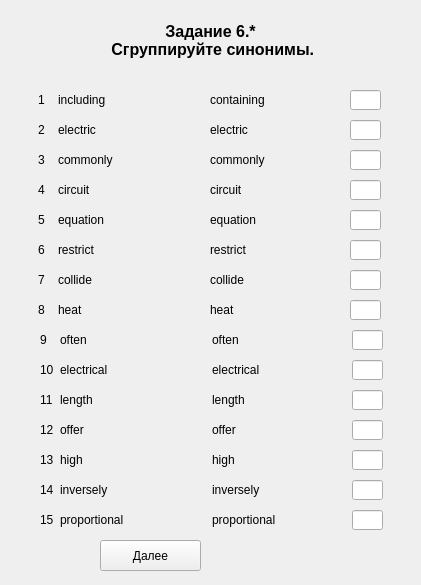
This is server/UI/variant_1/zadanie6_part1_var1.ui in Scykorr/dmitr_client_serv_test as Qt 5 draws it before an edit. The edited form follows.
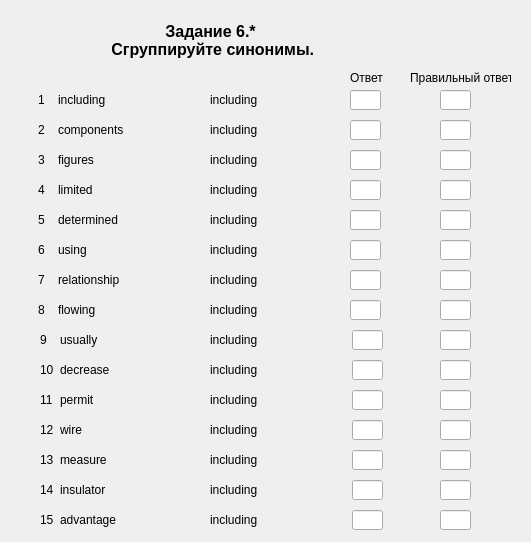
This is the edited form.

Commit message: add task6var1part1 for check

What changed in the file:
```diff
--- a/server/UI/variant_1/zadanie6_part1_var1.ui
+++ b/server/UI/variant_1/zadanie6_part1_var1.ui
@@ -6,8 +6,8 @@
    <rect>
     <x>0</x>
     <y>0</y>
-    <width>421</width>
-    <height>585</height>
+    <width>531</width>
+    <height>542</height>
    </rect>
   </property>
   <property name="windowTitle">
@@ -77,7 +77,7 @@
     </rect>
    </property>
    <property name="text">
-    <string>equation</string>
+    <string>determined</string>
    </property>
   </widget>
   <widget class="QLineEdit" name="lineEdit_answer_10">
@@ -113,19 +113,6 @@
     </rect>
    </property>
   </widget>
-  <widget class="QPushButton" name="pushButton_answer">
-   <property name="geometry">
-    <rect>
-     <x>100</x>
-     <y>540</y>
-     <width>101</width>
-     <height>31</height>
-    </rect>
-   </property>
-   <property name="text">
-    <string>Далее</string>
-   </property>
-  </widget>
   <widget class="QLabel" name="label_number_15">
    <property name="geometry">
     <rect>
@@ -172,7 +159,7 @@
     </rect>
    </property>
    <property name="text">
-    <string>often</string>
+    <string>usually</string>
    </property>
   </widget>
   <widget class="QLabel" name="label_number_1">
@@ -221,7 +208,7 @@
     </rect>
    </property>
    <property name="text">
-    <string>inversely</string>
+    <string>insulator</string>
    </property>
   </widget>
   <widget class="QLineEdit" name="lineEdit_answer_8">
@@ -270,7 +257,7 @@
     </rect>
    </property>
    <property name="text">
-    <string>commonly</string>
+    <string>figures</string>
    </property>
   </widget>
   <widget class="QLabel" name="label_word_4">
@@ -283,7 +270,7 @@
     </rect>
    </property>
    <property name="text">
-    <string>circuit</string>
+    <string>limited</string>
    </property>
   </widget>
   <widget class="QLabel" name="label_word_13">
@@ -296,7 +283,7 @@
     </rect>
    </property>
    <property name="text">
-    <string>high</string>
+    <string>measure</string>
    </property>
   </widget>
   <widget class="QLineEdit" name="lineEdit_answer_9">
@@ -345,7 +332,7 @@
     </rect>
    </property>
    <property name="text">
-    <string>heat</string>
+    <string>flowing</string>
    </property>
   </widget>
   <widget class="QLabel" name="label_word_7">
@@ -358,7 +345,7 @@
     </rect>
    </property>
    <property name="text">
-    <string>collide</string>
+    <string>relationship</string>
    </property>
   </widget>
   <widget class="QLabel" name="label_word_10">
@@ -371,7 +358,7 @@
     </rect>
    </property>
    <property name="text">
-    <string>electrical</string>
+    <string>decrease</string>
    </property>
   </widget>
   <widget class="QLabel" name="label_word_2">
@@ -384,7 +371,7 @@
     </rect>
    </property>
    <property name="text">
-    <string>electric</string>
+    <string>components</string>
    </property>
   </widget>
   <widget class="QLineEdit" name="lineEdit_answer_4">
@@ -427,7 +414,7 @@
     </rect>
    </property>
    <property name="text">
-    <string>proportional</string>
+    <string>advantage</string>
    </property>
   </widget>
   <widget class="QLabel" name="label_number_6">
@@ -476,7 +463,7 @@
     </rect>
    </property>
    <property name="text">
-    <string>offer</string>
+    <string>wire</string>
    </property>
   </widget>
   <widget class="QLabel" name="label_number_13">
@@ -574,7 +561,7 @@
     </rect>
    </property>
    <property name="text">
-    <string>restrict</string>
+    <string>using</string>
    </property>
   </widget>
   <widget class="QLabel" name="label_word_11">
@@ -587,7 +574,7 @@
     </rect>
    </property>
    <property name="text">
-    <string>length</string>
+    <string>permit</string>
    </property>
   </widget>
   <widget class="QLineEdit" name="lineEdit_answer_5">
@@ -600,212 +587,420 @@
     </rect>
    </property>
   </widget>
+  <widget class="QLabel" name="label_21">
+   <property name="geometry">
+    <rect>
+     <x>350</x>
+     <y>70</y>
+     <width>41</width>
+     <height>16</height>
+    </rect>
+   </property>
+   <property name="text">
+    <string>Ответ</string>
+   </property>
+  </widget>
+  <widget class="QLabel" name="label_22">
+   <property name="geometry">
+    <rect>
+     <x>410</x>
+     <y>70</y>
+     <width>101</width>
+     <height>16</height>
+    </rect>
+   </property>
+   <property name="text">
+    <string>Правильный ответ</string>
+   </property>
+  </widget>
+  <widget class="QLineEdit" name="lineEdit_answer_16">
+   <property name="geometry">
+    <rect>
+     <x>440</x>
+     <y>90</y>
+     <width>31</width>
+     <height>20</height>
+    </rect>
+   </property>
+   <property name="text">
+    <string/>
+   </property>
+  </widget>
+  <widget class="QLineEdit" name="lineEdit_answer_17">
+   <property name="geometry">
+    <rect>
+     <x>440</x>
+     <y>120</y>
+     <width>31</width>
+     <height>20</height>
+    </rect>
+   </property>
+   <property name="text">
+    <string/>
+   </property>
+  </widget>
+  <widget class="QLineEdit" name="lineEdit_answer_18">
+   <property name="geometry">
+    <rect>
+     <x>440</x>
+     <y>150</y>
+     <width>31</width>
+     <height>20</height>
+    </rect>
+   </property>
+   <property name="text">
+    <string/>
+   </property>
+  </widget>
+  <widget class="QLineEdit" name="lineEdit_answer_19">
+   <property name="geometry">
+    <rect>
+     <x>440</x>
+     <y>180</y>
+     <width>31</width>
+     <height>20</height>
+    </rect>
+   </property>
+   <property name="text">
+    <string/>
+   </property>
+  </widget>
+  <widget class="QLineEdit" name="lineEdit_answer_20">
+   <property name="geometry">
+    <rect>
+     <x>440</x>
+     <y>210</y>
+     <width>31</width>
+     <height>20</height>
+    </rect>
+   </property>
+   <property name="text">
+    <string/>
+   </property>
+  </widget>
+  <widget class="QLineEdit" name="lineEdit_answer_21">
+   <property name="geometry">
+    <rect>
+     <x>440</x>
+     <y>240</y>
+     <width>31</width>
+     <height>20</height>
+    </rect>
+   </property>
+   <property name="text">
+    <string/>
+   </property>
+  </widget>
+  <widget class="QLineEdit" name="lineEdit_answer_22">
+   <property name="geometry">
+    <rect>
+     <x>440</x>
+     <y>270</y>
+     <width>31</width>
+     <height>20</height>
+    </rect>
+   </property>
+   <property name="text">
+    <string/>
+   </property>
+  </widget>
+  <widget class="QLineEdit" name="lineEdit_answer_23">
+   <property name="geometry">
+    <rect>
+     <x>440</x>
+     <y>300</y>
+     <width>31</width>
+     <height>20</height>
+    </rect>
+   </property>
+   <property name="text">
+    <string/>
+   </property>
+  </widget>
+  <widget class="QLineEdit" name="lineEdit_answer_24">
+   <property name="geometry">
+    <rect>
+     <x>440</x>
+     <y>330</y>
+     <width>31</width>
+     <height>20</height>
+    </rect>
+   </property>
+   <property name="text">
+    <string/>
+   </property>
+  </widget>
+  <widget class="QLineEdit" name="lineEdit_answer_25">
+   <property name="geometry">
+    <rect>
+     <x>440</x>
+     <y>360</y>
+     <width>31</width>
+     <height>20</height>
+    </rect>
+   </property>
+   <property name="text">
+    <string/>
+   </property>
+  </widget>
+  <widget class="QLineEdit" name="lineEdit_answer_26">
+   <property name="geometry">
+    <rect>
+     <x>440</x>
+     <y>390</y>
+     <width>31</width>
+     <height>20</height>
+    </rect>
+   </property>
+   <property name="text">
+    <string/>
+   </property>
+  </widget>
+  <widget class="QLineEdit" name="lineEdit_answer_27">
+   <property name="geometry">
+    <rect>
+     <x>440</x>
+     <y>420</y>
+     <width>31</width>
+     <height>20</height>
+    </rect>
+   </property>
+   <property name="text">
+    <string/>
+   </property>
+  </widget>
+  <widget class="QLineEdit" name="lineEdit_answer_28">
+   <property name="geometry">
+    <rect>
+     <x>440</x>
+     <y>450</y>
+     <width>31</width>
+     <height>20</height>
+    </rect>
+   </property>
+   <property name="text">
+    <string/>
+   </property>
+  </widget>
+  <widget class="QLineEdit" name="lineEdit_answer_29">
+   <property name="geometry">
+    <rect>
+     <x>440</x>
+     <y>480</y>
+     <width>31</width>
+     <height>20</height>
+    </rect>
+   </property>
+   <property name="text">
+    <string/>
+   </property>
+  </widget>
+  <widget class="QLineEdit" name="lineEdit_answer_30">
+   <property name="geometry">
+    <rect>
+     <x>440</x>
+     <y>510</y>
+     <width>31</width>
+     <height>20</height>
+    </rect>
+   </property>
+   <property name="text">
+    <string/>
+   </property>
+  </widget>
   <widget class="QLabel" name="label_word_16">
    <property name="geometry">
     <rect>
-     <x>212</x>
-     <y>360</y>
-     <width>81</width>
+     <x>210</x>
+     <y>90</y>
+     <width>101</width>
      <height>20</height>
     </rect>
    </property>
    <property name="text">
-    <string>electrical</string>
+    <string>including</string>
    </property>
   </widget>
   <widget class="QLabel" name="label_word_17">
    <property name="geometry">
     <rect>
      <x>210</x>
-     <y>180</y>
-     <width>81</width>
+     <y>120</y>
+     <width>111</width>
      <height>20</height>
     </rect>
    </property>
    <property name="text">
-    <string>circuit</string>
+    <string>including</string>
    </property>
   </widget>
   <widget class="QLabel" name="label_word_18">
    <property name="geometry">
     <rect>
-     <x>212</x>
-     <y>330</y>
-     <width>81</width>
+     <x>210</x>
+     <y>150</y>
+     <width>101</width>
      <height>20</height>
     </rect>
    </property>
    <property name="text">
-    <string>often</string>
+    <string>including</string>
    </property>
   </widget>
   <widget class="QLabel" name="label_word_19">
    <property name="geometry">
     <rect>
-     <x>212</x>
-     <y>510</y>
-     <width>81</width>
+     <x>210</x>
+     <y>180</y>
+     <width>101</width>
      <height>20</height>
     </rect>
    </property>
    <property name="text">
-    <string>proportional</string>
+    <string>including</string>
    </property>
   </widget>
   <widget class="QLabel" name="label_word_20">
    <property name="geometry">
     <rect>
      <x>210</x>
-     <y>270</y>
-     <width>81</width>
+     <y>210</y>
+     <width>101</width>
      <height>20</height>
     </rect>
    </property>
    <property name="text">
-    <string>collide</string>
+    <string>including</string>
    </property>
   </widget>
   <widget class="QLabel" name="label_word_21">
    <property name="geometry">
     <rect>
      <x>210</x>
-     <y>300</y>
-     <width>81</width>
+     <y>240</y>
+     <width>101</width>
      <height>20</height>
     </rect>
    </property>
    <property name="text">
-    <string>heat</string>
+    <string>including</string>
    </property>
   </widget>
   <widget class="QLabel" name="label_word_22">
    <property name="geometry">
     <rect>
-     <x>212</x>
-     <y>390</y>
-     <width>81</width>
+     <x>210</x>
+     <y>270</y>
+     <width>101</width>
      <height>20</height>
     </rect>
    </property>
    <property name="text">
-    <string>length</string>
+    <string>including</string>
    </property>
   </widget>
   <widget class="QLabel" name="label_word_23">
    <property name="geometry">
     <rect>
      <x>210</x>
-     <y>150</y>
-     <width>81</width>
+     <y>300</y>
+     <width>101</width>
      <height>20</height>
     </rect>
    </property>
    <property name="text">
-    <string>commonly</string>
+    <string>including</string>
    </property>
   </widget>
   <widget class="QLabel" name="label_word_24">
    <property name="geometry">
     <rect>
      <x>210</x>
-     <y>240</y>
-     <width>81</width>
+     <y>330</y>
+     <width>101</width>
      <height>20</height>
     </rect>
    </property>
    <property name="text">
-    <string>restrict</string>
+    <string>including</string>
    </property>
   </widget>
   <widget class="QLabel" name="label_word_25">
    <property name="geometry">
     <rect>
-     <x>212</x>
-     <y>480</y>
-     <width>81</width>
+     <x>210</x>
+     <y>360</y>
+     <width>101</width>
      <height>20</height>
     </rect>
    </property>
    <property name="text">
-    <string>inversely</string>
+    <string>including</string>
    </property>
   </widget>
   <widget class="QLabel" name="label_word_26">
    <property name="geometry">
     <rect>
      <x>210</x>
-     <y>210</y>
-     <width>81</width>
+     <y>390</y>
+     <width>101</width>
      <height>20</height>
     </rect>
    </property>
    <property name="text">
-    <string>equation</string>
+    <string>including</string>
    </property>
   </widget>
   <widget class="QLabel" name="label_word_27">
    <property name="geometry">
     <rect>
-     <x>212</x>
+     <x>210</x>
      <y>420</y>
-     <width>81</width>
+     <width>101</width>
      <height>20</height>
     </rect>
    </property>
    <property name="text">
-    <string>offer</string>
+    <string>including</string>
    </property>
   </widget>
   <widget class="QLabel" name="label_word_28">
    <property name="geometry">
     <rect>
-     <x>212</x>
+     <x>210</x>
      <y>450</y>
-     <width>81</width>
+     <width>101</width>
      <height>20</height>
     </rect>
    </property>
    <property name="text">
-    <string>high</string>
+    <string>including</string>
    </property>
   </widget>
   <widget class="QLabel" name="label_word_29">
    <property name="geometry">
     <rect>
      <x>210</x>
-     <y>90</y>
-     <width>81</width>
+     <y>480</y>
+     <width>101</width>
      <height>20</height>
     </rect>
    </property>
    <property name="text">
-    <string>containing</string>
+    <string>including</string>
    </property>
   </widget>
   <widget class="QLabel" name="label_word_30">
    <property name="geometry">
     <rect>
      <x>210</x>
-     <y>120</y>
-     <width>81</width>
+     <y>510</y>
+     <width>101</width>
      <height>20</height>
     </rect>
    </property>
    <property name="text">
-    <string>electric</string>
-   </property>
-  </widget>
-  <widget class="QLabel" name="label_timer">
-   <property name="geometry">
-    <rect>
-     <x>250</x>
-     <y>550</y>
-     <width>161</width>
-     <height>21</height>
-    </rect>
-   </property>
-   <property name="text">
-    <string/>
+    <string>including</string>
    </property>
   </widget>
  </widget>
```
The commit also changes 5 other files.
